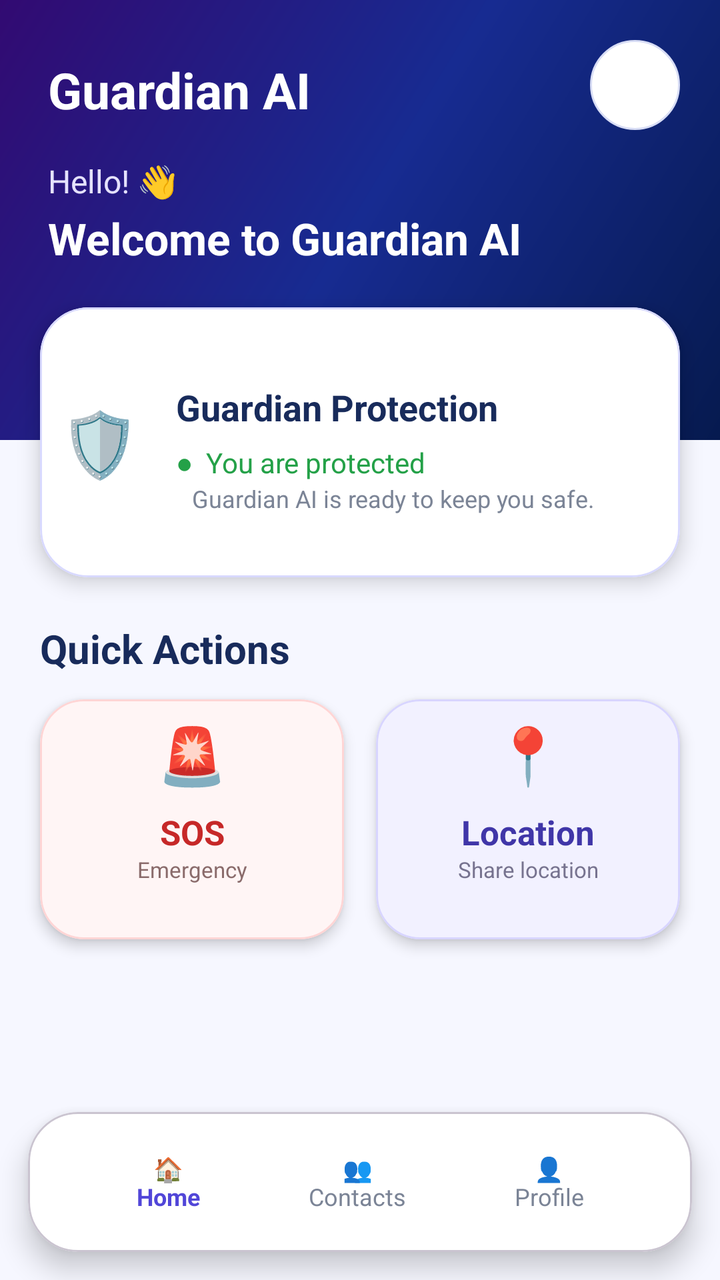
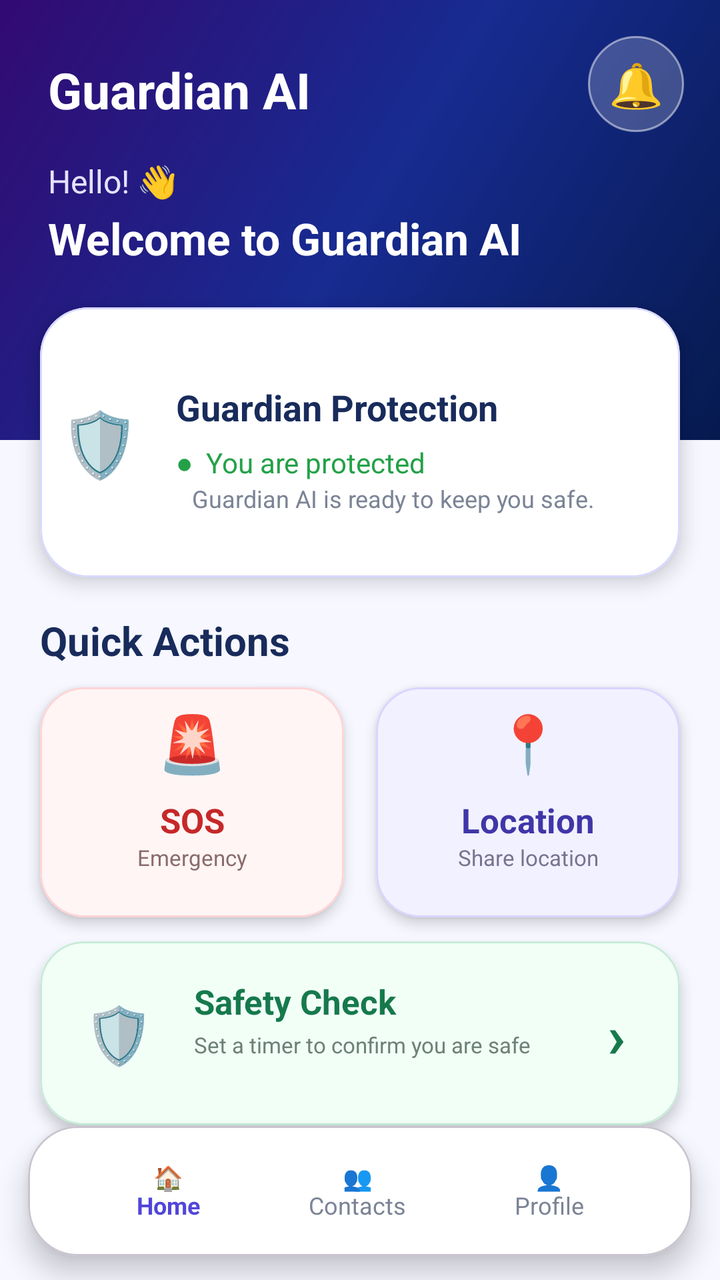

Two renders of the same Android screen: before a commit and after it. Below are the layout's source before the change and the commit's diff.
<!-- AndroidManifest.xml: application theme Theme.GuardianAI -->
<!-- res/layout/activity_main.xml -->
<?xml version="1.0" encoding="utf-8"?>
<androidx.constraintlayout.widget.ConstraintLayout
    xmlns:android="http://schemas.android.com/apk/res/android"
    xmlns:app="http://schemas.android.com/apk/res-auto"
    android:layout_width="match_parent"
    android:layout_height="match_parent"
    android:background="#F6F7FF">

    
    <View
        android:id="@+id/topBackground"
        android:layout_width="0dp"
        android:layout_height="220dp"
        android:background="@drawable/login_background"
        app:layout_constraintEnd_toEndOf="parent"
        app:layout_constraintStart_toStartOf="parent"
        app:layout_constraintTop_toTopOf="parent" />

    
    <TextView
        android:id="@+id/tvAppName"
        android:layout_width="wrap_content"
        android:layout_height="wrap_content"
        android:layout_marginStart="24dp"
        android:layout_marginTop="28dp"
        android:text="Guardian AI"
        android:textColor="@android:color/white"
        android:textSize="25sp"
        android:textStyle="bold"
        app:layout_constraintStart_toStartOf="parent"
        app:layout_constraintTop_toTopOf="parent" />

    
    <ImageView
        android:id="@+id/ivNotification"
        android:layout_width="45dp"
        android:layout_height="45dp"
        android:layout_marginTop="20dp"
        android:layout_marginEnd="20dp"
        android:background="@drawable/social_button"
        android:contentDescription="Notifications"
        android:padding="11dp"
        android:src="@android:drawable/ic_popup_reminder"
        android:tint="@android:color/white"
        app:layout_constraintEnd_toEndOf="parent"
        app:layout_constraintTop_toTopOf="parent" />

    
    <TextView
        android:id="@+id/tvGreeting"
        android:layout_width="wrap_content"
        android:layout_height="wrap_content"
        android:layout_marginStart="24dp"
        android:layout_marginTop="18dp"
        android:text="Hello! 👋"
        android:textColor="#E5E2FF"
        android:textSize="16sp"
        app:layout_constraintStart_toStartOf="parent"
        app:layout_constraintTop_toBottomOf="@id/tvAppName" />

    <TextView
        android:id="@+id/tvUserName"
        android:layout_width="wrap_content"
        android:layout_height="wrap_content"
        android:layout_marginStart="24dp"
        android:layout_marginTop="3dp"
        android:text="Welcome to Guardian AI"
        android:textColor="@android:color/white"
        android:textSize="22sp"
        android:textStyle="bold"
        app:layout_constraintStart_toStartOf="parent"
        app:layout_constraintTop_toBottomOf="@id/tvGreeting" />

    
    <com.google.android.material.card.MaterialCardView
        android:id="@+id/cardProtection"
        android:layout_width="0dp"
        android:layout_height="135dp"
        android:layout_marginStart="20dp"
        android:layout_marginTop="20dp"
        android:layout_marginEnd="20dp"
        app:cardBackgroundColor="#FFFFFF"
        app:cardCornerRadius="24dp"
        app:cardElevation="6dp"
        app:layout_constraintEnd_toEndOf="parent"
        app:layout_constraintStart_toStartOf="parent"
        app:layout_constraintTop_toBottomOf="@id/tvUserName"
        app:strokeColor="#D8D9FF"
        app:strokeWidth="1dp">

        <androidx.constraintlayout.widget.ConstraintLayout
            android:layout_width="match_parent"
            android:layout_height="match_parent">

            
            <TextView
                android:id="@+id/tvShield"
                android:layout_width="60dp"
                android:layout_height="60dp"
                android:gravity="center"
                android:text="🛡️"
                android:textSize="32sp"
                app:layout_constraintBottom_toBottomOf="parent"
                app:layout_constraintStart_toStartOf="parent"
                app:layout_constraintTop_toTopOf="parent" />

            <TextView
                android:id="@+id/tvProtectionTitle"
                android:layout_width="wrap_content"
                android:layout_height="wrap_content"
                android:layout_marginStart="8dp"
                android:text="Guardian Protection"
                android:textColor="#182B5B"
                android:textSize="18sp"
                android:textStyle="bold"
                app:layout_constraintStart_toEndOf="@id/tvShield"
                app:layout_constraintTop_toTopOf="@id/tvShield" />

            <TextView
                android:id="@+id/tvProtectionStatus"
                android:layout_width="wrap_content"
                android:layout_height="wrap_content"
                android:layout_marginTop="6dp"
                android:text="●  You are protected"
                android:textColor="#24A148"
                android:textSize="14sp"
                app:layout_constraintStart_toStartOf="@id/tvProtectionTitle"
                app:layout_constraintTop_toBottomOf="@id/tvProtectionTitle" />

            <TextView
                android:id="@+id/tvProtectionDesc"
                android:layout_width="0dp"
                android:layout_height="wrap_content"
                android:layout_marginStart="8dp"
                android:layout_marginEnd="12dp"
                android:text="Guardian AI is ready to keep you safe."
                android:textColor="#7B8496"
                android:textSize="12sp"
                app:layout_constraintEnd_toEndOf="parent"
                app:layout_constraintStart_toStartOf="@id/tvProtectionTitle"
                app:layout_constraintTop_toBottomOf="@id/tvProtectionStatus" />

        </androidx.constraintlayout.widget.ConstraintLayout>

    </com.google.android.material.card.MaterialCardView>

    
    <TextView
        android:id="@+id/tvQuickActions"
        android:layout_width="wrap_content"
        android:layout_height="wrap_content"
        android:layout_marginStart="20dp"
        android:layout_marginTop="22dp"
        android:text="Quick Actions"
        android:textColor="#182B5B"
        android:textSize="20sp"
        android:textStyle="bold"
        app:layout_constraintStart_toStartOf="parent"
        app:layout_constraintTop_toBottomOf="@id/cardProtection" />

    
    <com.google.android.material.card.MaterialCardView
        android:id="@+id/cardSOS"
        android:layout_width="0dp"
        android:layout_height="120dp"
        android:layout_marginStart="20dp"
        android:layout_marginTop="12dp"
        android:layout_marginEnd="8dp"
        android:clickable="true"
        android:focusable="true"
        app:cardBackgroundColor="#FFF5F5"
        app:cardCornerRadius="22dp"
        app:cardElevation="4dp"
        app:layout_constraintEnd_toStartOf="@id/cardLocation"
        app:layout_constraintStart_toStartOf="parent"
        app:layout_constraintTop_toBottomOf="@id/tvQuickActions"
        app:strokeColor="#FFD5D5"
        app:strokeWidth="1dp">

        <androidx.constraintlayout.widget.ConstraintLayout
            android:layout_width="match_parent"
            android:layout_height="match_parent">

            <TextView
                android:id="@+id/tvSOSIcon"
                android:layout_width="55dp"
                android:layout_height="55dp"
                android:gravity="center"
                android:text="🚨"
                android:textSize="28sp"
                app:layout_constraintEnd_toEndOf="parent"
                app:layout_constraintStart_toStartOf="parent"
                app:layout_constraintTop_toTopOf="parent" />

            <TextView
                android:id="@+id/tvSOSTitle"
                android:layout_width="wrap_content"
                android:layout_height="wrap_content"
                android:text="SOS"
                android:textColor="#C62828"
                android:textSize="17sp"
                android:textStyle="bold"
                app:layout_constraintEnd_toEndOf="parent"
                app:layout_constraintStart_toStartOf="parent"
                app:layout_constraintTop_toBottomOf="@id/tvSOSIcon" />

            <TextView
                android:id="@+id/tvSOSSub"
                android:layout_width="wrap_content"
                android:layout_height="wrap_content"
                android:text="Emergency"
                android:textColor="#8A6B6B"
                android:textSize="11sp"
                app:layout_constraintEnd_toEndOf="parent"
                app:layout_constraintStart_toStartOf="parent"
                app:layout_constraintTop_toBottomOf="@id/tvSOSTitle" />

        </androidx.constraintlayout.widget.ConstraintLayout>

    </com.google.android.material.card.MaterialCardView>

    
    <com.google.android.material.card.MaterialCardView
        android:id="@+id/cardLocation"
        android:layout_width="0dp"
        android:layout_height="120dp"
        android:layout_marginStart="8dp"
        android:layout_marginTop="12dp"
        android:layout_marginEnd="20dp"
        android:clickable="true"
        android:focusable="true"
        app:cardBackgroundColor="#F2F1FF"
        app:cardCornerRadius="22dp"
        app:cardElevation="4dp"
        app:layout_constraintEnd_toEndOf="parent"
        app:layout_constraintStart_toEndOf="@id/cardSOS"
        app:layout_constraintTop_toBottomOf="@id/tvQuickActions"
        app:strokeColor="#D8D5FF"
        app:strokeWidth="1dp">

        <androidx.constraintlayout.widget.ConstraintLayout
            android:layout_width="match_parent"
            android:layout_height="match_parent">

            <TextView
                android:id="@+id/tvLocationIcon"
                android:layout_width="55dp"
                android:layout_height="55dp"
                android:gravity="center"
                android:text="📍"
                android:textSize="28sp"
                app:layout_constraintEnd_toEndOf="parent"
                app:layout_constraintStart_toStartOf="parent"
                app:layout_constraintTop_toTopOf="parent" />

            <TextView
                android:id="@+id/tvLocationTitle"
                android:layout_width="wrap_content"
                android:layout_height="wrap_content"
                android:text="Location"
                android:textColor="#4036A8"
                android:textSize="17sp"
                android:textStyle="bold"
                app:layout_constraintEnd_toEndOf="parent"
                app:layout_constraintStart_toStartOf="parent"
                app:layout_constraintTop_toBottomOf="@id/tvLocationIcon" />

            <TextView
                android:id="@+id/tvLocationSub"
                android:layout_width="wrap_content"
                android:layout_height="wrap_content"
                android:text="Share location"
                android:textColor="#77738F"
                android:textSize="11sp"
                app:layout_constraintEnd_toEndOf="parent"
                app:layout_constraintStart_toStartOf="parent"
                app:layout_constraintTop_toBottomOf="@id/tvLocationTitle" />

        </androidx.constraintlayout.widget.ConstraintLayout>

    </com.google.android.material.card.MaterialCardView>

    
    <com.google.android.material.card.MaterialCardView
        android:id="@+id/bottomNav"
        android:layout_width="0dp"
        android:layout_height="70dp"
        android:layout_margin="14dp"
        app:cardBackgroundColor="#FFFFFF"
        app:cardCornerRadius="25dp"
        app:cardElevation="8dp"
        app:layout_constraintBottom_toBottomOf="parent"
        app:layout_constraintEnd_toEndOf="parent"
        app:layout_constraintStart_toStartOf="parent">

        <androidx.constraintlayout.widget.ConstraintLayout
            android:layout_width="match_parent"
            android:layout_height="match_parent">

            <TextView
                android:id="@+id/navHome"
                android:layout_width="wrap_content"
                android:layout_height="wrap_content"
                android:gravity="center"
                android:text="🏠\nHome"
                android:textColor="#5146D8"
                android:textSize="12sp"
                android:textStyle="bold"
                app:layout_constraintBottom_toBottomOf="parent"
                app:layout_constraintEnd_toStartOf="@id/tvContacts"
                app:layout_constraintStart_toStartOf="parent"
                app:layout_constraintTop_toTopOf="parent" />

            <TextView
                android:id="@+id/tvContacts"
                android:layout_width="wrap_content"
                android:layout_height="wrap_content"
                android:gravity="center"
                android:text="👥\nContacts"
                android:textColor="#7B8496"
                android:textSize="12sp"
                android:clickable="true"
                android:focusable="true"
                app:layout_constraintBottom_toBottomOf="parent"
                app:layout_constraintEnd_toStartOf="@id/navProfile"
                app:layout_constraintStart_toEndOf="@id/navHome"
                app:layout_constraintTop_toTopOf="parent" />

            <TextView
                android:id="@+id/navProfile"
                android:layout_width="wrap_content"
                android:layout_height="wrap_content"
                android:gravity="center"
                android:text="👤\nProfile"
                android:textColor="#7B8496"
                android:textSize="12sp"
                app:layout_constraintBottom_toBottomOf="parent"
                app:layout_constraintEnd_toEndOf="parent"
                app:layout_constraintStart_toEndOf="@id/tvContacts"
                app:layout_constraintTop_toTopOf="parent" />

        </androidx.constraintlayout.widget.ConstraintLayout>

    </com.google.android.material.card.MaterialCardView>

</androidx.constraintlayout.widget.ConstraintLayout>
<!-- resources referenced by this layout -->
<resources>
  <!-- drawable login_background (drawable) -->
  <?xml version="1.0" encoding="utf-8"?>
  <shape xmlns:android="http://schemas.android.com/apk/res/android"
      android:shape="rectangle">
  
      <gradient
          android:angle="135"
          android:startColor="#061A4F"
          android:centerColor="#172B91"
          android:endColor="#320A72" />
  
  </shape>
  <!-- drawable social_button (drawable) -->
  <?xml version="1.0" encoding="utf-8"?>
  <shape xmlns:android="http://schemas.android.com/apk/res/android"
      android:shape="oval">
  
      <solid android:color="#FFFFFF" />
  
      <stroke
          android:width="1dp"
          android:color="#D8DDF5" />
  
      <padding
          android:left="5dp"
          android:top="5dp"
          android:right="5dp"
          android:bottom="5dp" />
  
  </shape>
  <style name="Theme.GuardianAI" parent="Base.Theme.GuardianAI" />
  <style name="Base.Theme.GuardianAI" parent="Theme.Material3.DayNight.NoActionBar">
          
          
      </style>
</resources>

<!-- the commit's change to res/layout/activity_main.xml (unified diff, before → after) -->
@@ -7,6 +7,7 @@
     android:background="#F6F7FF">
 
     
+
     <View
         android:id="@+id/topBackground"
         android:layout_width="0dp"
@@ -17,6 +18,7 @@
         app:layout_constraintTop_toTopOf="parent" />
 
     
+
     <TextView
         android:id="@+id/tvAppName"
         android:layout_width="wrap_content"
@@ -31,21 +33,25 @@
         app:layout_constraintTop_toTopOf="parent" />
 
     
-    <ImageView
+
+    <TextView
         android:id="@+id/ivNotification"
-        android:layout_width="45dp"
-        android:layout_height="45dp"
-        android:layout_marginTop="20dp"
-        android:layout_marginEnd="20dp"
-        android:background="@drawable/social_button"
+        android:layout_width="48dp"
+        android:layout_height="48dp"
+        android:layout_marginTop="18dp"
+        android:layout_marginEnd="18dp"
+        android:background="@drawable/notification_button"
+        android:clickable="true"
         android:contentDescription="Notifications"
-        android:padding="11dp"
-        android:src="@android:drawable/ic_popup_reminder"
-        android:tint="@android:color/white"
+        android:focusable="true"
+        android:gravity="center"
+        android:text="🔔"
+        android:textSize="22sp"
         app:layout_constraintEnd_toEndOf="parent"
         app:layout_constraintTop_toTopOf="parent" />
 
     
+
     <TextView
         android:id="@+id/tvGreeting"
         android:layout_width="wrap_content"
@@ -72,6 +78,7 @@
         app:layout_constraintTop_toBottomOf="@id/tvGreeting" />
 
     
+
     <com.google.android.material.card.MaterialCardView
         android:id="@+id/cardProtection"
         android:layout_width="0dp"
@@ -92,7 +99,6 @@
             android:layout_width="match_parent"
             android:layout_height="match_parent">
 
-            
             <TextView
                 android:id="@+id/tvShield"
                 android:layout_width="60dp"
@@ -145,12 +151,13 @@
     </com.google.android.material.card.MaterialCardView>
 
     
+
     <TextView
         android:id="@+id/tvQuickActions"
         android:layout_width="wrap_content"
         android:layout_height="wrap_content"
         android:layout_marginStart="20dp"
-        android:layout_marginTop="22dp"
+        android:layout_marginTop="18dp"
         android:text="Quick Actions"
         android:textColor="#182B5B"
         android:textSize="20sp"
@@ -159,12 +166,13 @@
         app:layout_constraintTop_toBottomOf="@id/cardProtection" />
 
     
+
     <com.google.android.material.card.MaterialCardView
         android:id="@+id/cardSOS"
         android:layout_width="0dp"
-        android:layout_height="120dp"
+        android:layout_height="115dp"
         android:layout_marginStart="20dp"
-        android:layout_marginTop="12dp"
+        android:layout_marginTop="10dp"
         android:layout_marginEnd="8dp"
         android:clickable="true"
         android:focusable="true"
@@ -220,12 +228,13 @@
     </com.google.android.material.card.MaterialCardView>
 
     
+
     <com.google.android.material.card.MaterialCardView
         android:id="@+id/cardLocation"
         android:layout_width="0dp"
-        android:layout_height="120dp"
+        android:layout_height="115dp"
         android:layout_marginStart="8dp"
-        android:layout_marginTop="12dp"
+        android:layout_marginTop="10dp"
         android:layout_marginEnd="20dp"
         android:clickable="true"
         android:focusable="true"
@@ -281,11 +290,93 @@
     </com.google.android.material.card.MaterialCardView>
 
     
+
+    <com.google.android.material.card.MaterialCardView
+        android:id="@+id/cardSafetyCheck"
+        android:layout_width="0dp"
+        android:layout_height="92dp"
+        android:layout_marginStart="20dp"
+        android:layout_marginTop="12dp"
+        android:layout_marginEnd="20dp"
+        android:clickable="true"
+        android:focusable="true"
+        app:cardBackgroundColor="#F1FFF7"
+        app:cardCornerRadius="22dp"
+        app:cardElevation="4dp"
+        app:layout_constraintEnd_toEndOf="parent"
+        app:layout_constraintStart_toStartOf="parent"
+        app:layout_constraintTop_toBottomOf="@id/cardSOS"
+        app:strokeColor="#C8EBD8"
+        app:strokeWidth="1dp">
+
+        <androidx.constraintlayout.widget.ConstraintLayout
+            android:layout_width="match_parent"
+            android:layout_height="match_parent"
+            android:padding="12dp">
+
+            <TextView
+                android:id="@+id/tvSafetyIcon"
+                android:layout_width="55dp"
+                android:layout_height="55dp"
+                android:gravity="center"
+                android:text="🛡️"
+                android:textSize="28sp"
+                app:layout_constraintBottom_toBottomOf="parent"
+                app:layout_constraintStart_toStartOf="parent"
+                app:layout_constraintTop_toTopOf="parent" />
+
+            <TextView
+                android:id="@+id/tvSafetyTitle"
+                android:layout_width="0dp"
+                android:layout_height="wrap_content"
+                android:layout_marginStart="10dp"
+                android:text="Safety Check"
+                android:textColor="#16794C"
+                android:textSize="17sp"
+                android:textStyle="bold"
+                app:layout_constraintEnd_toStartOf="@id/tvSafetyArrow"
+                app:layout_constraintStart_toEndOf="@id/tvSafetyIcon"
+                app:layout_constraintTop_toTopOf="@id/tvSafetyIcon" />
+
+            <TextView
+                android:id="@+id/tvSafetySub"
+                android:layout_width="0dp"
+                android:layout_height="wrap_content"
+                android:layout_marginStart="10dp"
+                android:layout_marginTop="3dp"
+                android:text="Set a timer to confirm you are safe"
+                android:textColor="#6D8177"
+                android:textSize="11sp"
+                app:layout_constraintEnd_toStartOf="@id/tvSafetyArrow"
+                app:layout_constraintStart_toEndOf="@id/tvSafetyIcon"
+                app:layout_constraintTop_toBottomOf="@id/tvSafetyTitle" />
+
+            <TextView
+                android:id="@+id/tvSafetyArrow"
+                android:layout_width="40dp"
+                android:layout_height="40dp"
+                android:gravity="center"
+                android:text="›"
+                android:textColor="#16794C"
+                android:textSize="30sp"
+                android:textStyle="bold"
+                app:layout_constraintBottom_toBottomOf="parent"
+                app:layout_constraintEnd_toEndOf="parent"
+                app:layout_constraintTop_toTopOf="parent" />
+
+        </androidx.constraintlayout.widget.ConstraintLayout>
+
+    </com.google.android.material.card.MaterialCardView>
+
+    
+
     <com.google.android.material.card.MaterialCardView
         android:id="@+id/bottomNav"
         android:layout_width="0dp"
-        android:layout_height="70dp"
-        android:layout_margin="14dp"
+        android:layout_height="65dp"
+        android:layout_marginStart="14dp"
+        android:layout_marginEnd="14dp"
+        android:layout_marginBottom="12dp"
         app:cardBackgroundColor="#FFFFFF"
         app:cardCornerRadius="25dp"
         app:cardElevation="8dp"
@@ -315,26 +406,28 @@
                 android:id="@+id/tvContacts"
                 android:layout_width="wrap_content"
                 android:layout_height="wrap_content"
+                android:clickable="true"
+                android:focusable="true"
                 android:gravity="center"
                 android:text="👥\nContacts"
+                android:textColor="#7B8496"
+                android:textSize="12sp"
+                app:layout_constraintBottom_toBottomOf="parent"
+                app:layout_constraintEnd_toStartOf="@id/navProfile"
+                app:layout_constraintStart_toEndOf="@id/navHome"
+                app:layout_constraintTop_toTopOf="parent" />
+
+            <TextView
+                android:id="@+id/navProfile"
+                android:layout_width="wrap_content"
+                android:layout_height="wrap_content"
+                android:gravity="center"
+                android:text="👤\nProfile"
                 android:textColor="#7B8496"
                 android:textSize="12sp"
                 android:clickable="true"
                 android:focusable="true"
                 app:layout_constraintBottom_toBottomOf="parent"
-                app:layout_constraintEnd_toStartOf="@id/navProfile"
-                app:layout_constraintStart_toEndOf="@id/navHome"
-                app:layout_constraintTop_toTopOf="parent" />
-
-            <TextView
-                android:id="@+id/navProfile"
-                android:layout_width="wrap_content"
-                android:layout_height="wrap_content"
-                android:gravity="center"
-                android:text="👤\nProfile"
-                android:textColor="#7B8496"
-                android:textSize="12sp"
-                app:layout_constraintBottom_toBottomOf="parent"
                 app:layout_constraintEnd_toEndOf="parent"
                 app:layout_constraintStart_toEndOf="@id/tvContacts"
                 app:layout_constraintTop_toTopOf="parent" />
<!-- resource entries referenced after the edit -->
@@ -12,22 +12,16 @@
           android:endColor="#320A72" />
   
   </shape>
-  <!-- drawable social_button (drawable) -->
+  <!-- drawable notification_button (drawable) -->
   <?xml version="1.0" encoding="utf-8"?>
   <shape xmlns:android="http://schemas.android.com/apk/res/android"
       android:shape="oval">
   
-      <solid android:color="#FFFFFF" />
+      <solid android:color="#35FFFFFF" />
   
       <stroke
           android:width="1dp"
-          android:color="#D8DDF5" />
-  
-      <padding
-          android:left="5dp"
-          android:top="5dp"
-          android:right="5dp"
-          android:bottom="5dp" />
+          android:color="#80FFFFFF" />
   
   </shape>
   <style name="Theme.GuardianAI" parent="Base.Theme.GuardianAI" />
